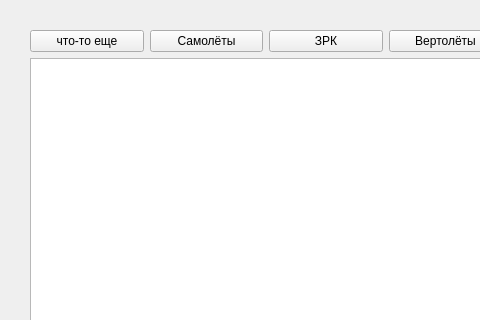
NeGvozd/CppLearningProject, file datawindow.ui: the form before one commit; both pictures show x 0 to 480 and y 0 to 320 of the 843 by 499 pixel window.
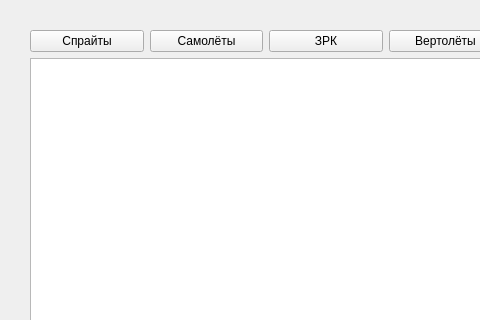
The form after the commit.

```diff
--- a/datawindow.ui
+++ b/datawindow.ui
@@ -71,7 +71,7 @@
     <item row="2" column="0">
      <widget class="QPushButton" name="pushButton_7">
       <property name="text">
-       <string>что-то еще</string>
+       <string>Спрайты</string>
       </property>
      </widget>
     </item>
```
Left out of the diff: 2 changed lines with no effect on the pictures.
